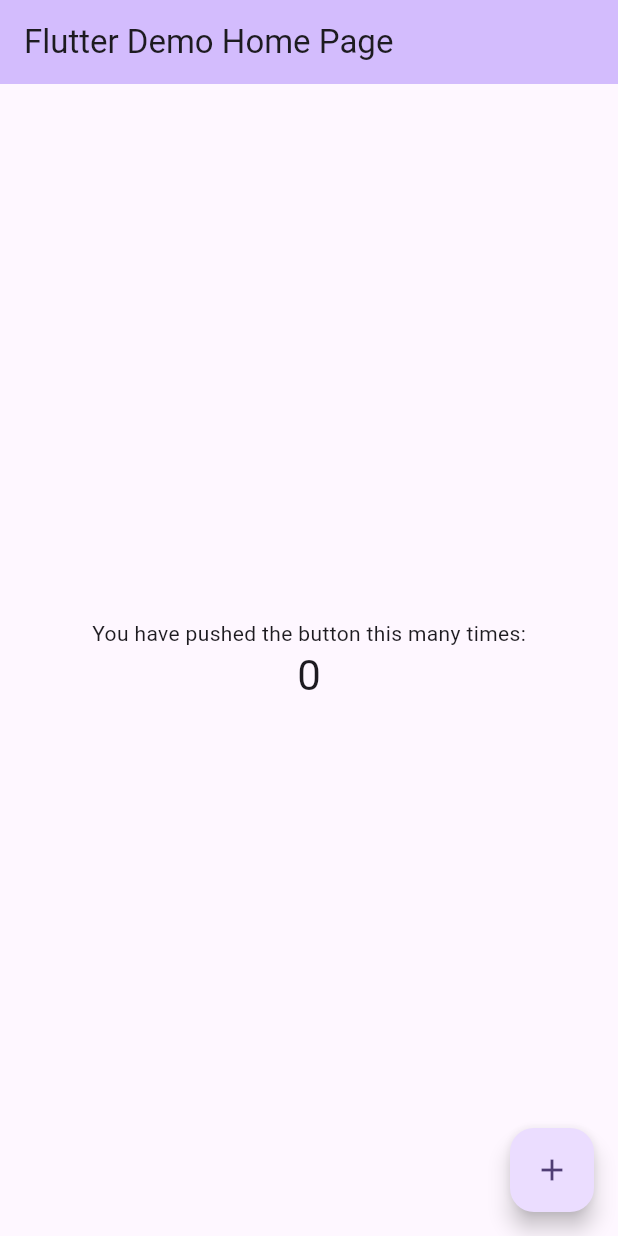
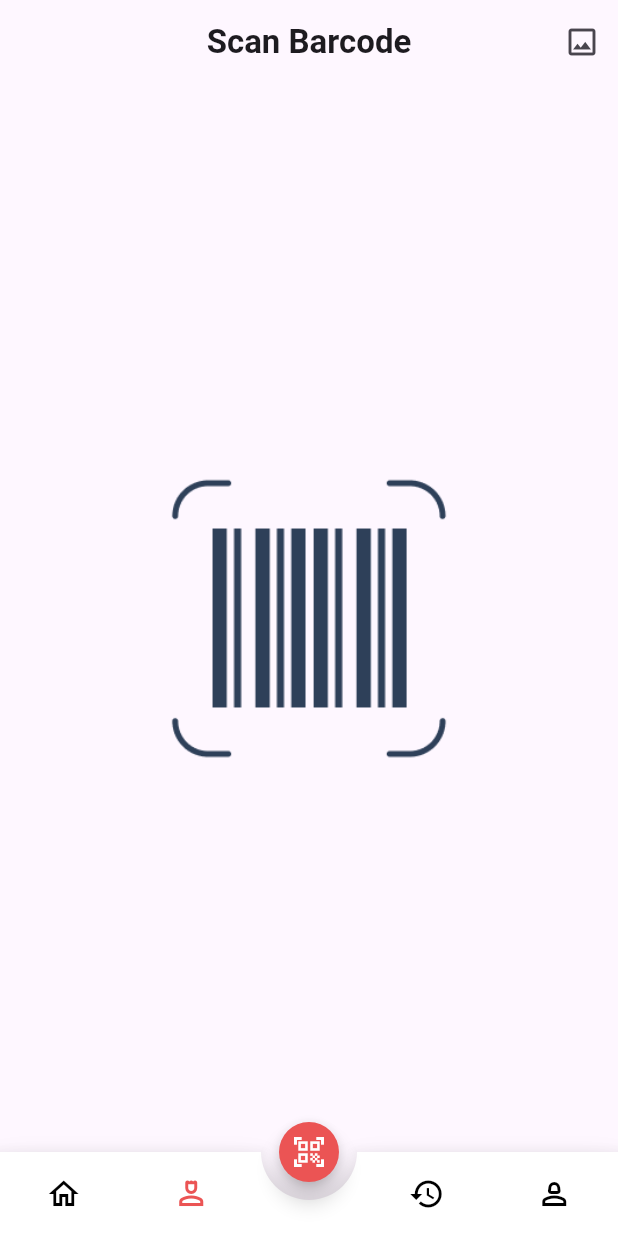
Before and after one commit to ammardev99/ClockMe, a Flutter app: the screen it shows after launch, on a phone screen of 412 x 824 dp. Run offline on Flutter 3.47's test engine with Material 3 defaults, Android fonts, the phone set to English and light mode, and no system bars; drawn by our look-alikes of animated_bottom_navigation_bar; our stand-ins replace get.

Commit message:
bottom bar & scan page

```diff
--- a/lib/main.dart
+++ b/lib/main.dart
@@ -1,4 +1,6 @@
+import 'package:clockme/modules/clockmeapp.dart';
 import 'package:flutter/material.dart';
+import 'package:get/get.dart';
 
 void main() {
   runApp(const MyApp());
@@ -7,119 +9,16 @@
 class MyApp extends StatelessWidget {
   const MyApp({super.key});
 
-  // This widget is the root of your application.
   @override
   Widget build(BuildContext context) {
-    return MaterialApp(
+    return GetMaterialApp(
+      debugShowCheckedModeBanner: false,
       title: 'Flutter Demo',
       theme: ThemeData(
-        // This is the theme of your application.
-        //
-        // TRY THIS: Try running your application with "flutter run". You'll see
-        // the application has a purple toolbar. Then, without quitting the app,
-        // try changing the seedColor in the colorScheme below to Colors.green
-        // and then invoke "hot reload" (save your changes or press the "hot
-        // reload" button in a Flutter-supported IDE, or press "r" if you used
-        // the command line to start the app).
-        //
-        // Notice that the counter didn't reset back to zero; the application
-        // state is not lost during the reload. To reset the state, use hot
-        // restart instead.
-        //
-        // This works for code too, not just values: Most code changes can be
-        // tested with just a hot reload.
         colorScheme: ColorScheme.fromSeed(seedColor: Colors.deepPurple),
         useMaterial3: true,
       ),
-      home: const MyHomePage(title: 'Flutter Demo Home Page'),
+      home: const ClockMeApp(),
     );
   }
 }
-
-class MyHomePage extends StatefulWidget {
-  const MyHomePage({super.key, required this.title});
-
-  // This widget is the home page of your application. It is stateful, meaning
-  // that it has a State object (defined below) that contains fields that affect
-  // how it looks.
-
-  // This class is the configuration for the state. It holds the values (in this
-  // case the title) provided by the parent (in this case the App widget) and
-  // used by the build method of the State. Fields in a Widget subclass are
-  // always marked "final".
-
-  final String title;
-
-  @override
-  State<MyHomePage> createState() => _MyHomePageState();
-}
-
-class _MyHomePageState extends State<MyHomePage> {
-  int _counter = 0;
-
-  void _incrementCounter() {
-    setState(() {
-      // This call to setState tells the Flutter framework that something has
-      // changed in this State, which causes it to rerun the build method below
-      // so that the display can reflect the updated values. If we changed
-      // _counter without calling setState(), then the build method would not be
-      // called again, and so nothing would appear to happen.
-      _counter++;
-    });
-  }
-
-  @override
-  Widget build(BuildContext context) {
-    // This method is rerun every time setState is called, for instance as done
-    // by the _incrementCounter method above.
-    //
-    // The Flutter framework has been optimized to make rerunning build methods
-    // fast, so that you can just rebuild anything that needs updating rather
-    // than having to individually change instances of widgets.
-    return Scaffold(
-      appBar: AppBar(
-        // TRY THIS: Try changing the color here to a specific color (to
-        // Colors.amber, perhaps?) and trigger a hot reload to see the AppBar
-        // change color while the other colors stay the same.
-        backgroundColor: Theme.of(context).colorScheme.inversePrimary,
-        // Here we take the value from the MyHomePage object that was created by
-        // the App.build method, and use it to set our appbar title.
-        title: Text(widget.title),
-      ),
-      body: Center(
-        // Center is a layout widget. It takes a single child and positions it
-        // in the middle of the parent.
-        child: Column(
-          // Column is also a layout widget. It takes a list of children and
-          // arranges them vertically. By default, it sizes itself to fit its
-          // children horizontally, and tries to be as tall as its parent.
-          //
-          // Column has various properties to control how it sizes itself and
-          // how it positions its children. Here we use mainAxisAlignment to
-          // center the children vertically; the main axis here is the vertical
-          // axis because Columns are vertical (the cross axis would be
-          // horizontal).
-          //
-          // TRY THIS: Invoke "debug painting" (choose the "Toggle Debug Paint"
-          // action in the IDE, or press "p" in the console), to see the
-          // wireframe for each widget.
-          mainAxisAlignment: MainAxisAlignment.center,
-          children: <Widget>[
-            const Text(
-              'You have pushed the button this many times:',
-            ),
-            Text(
-              '$_counter',
-              style: Theme.of(context).textTheme.headlineMedium,
-            ),
-          ],
-        ),
-      ),
-      floatingActionButton: FloatingActionButton(
-        onPressed: _incrementCounter,
-        tooltip: 'Increment',
-        child: const Icon(Icons.add),
-      ), // This trailing comma makes auto-formatting nicer for build methods.
-    );
-  }
-}
--- /dev/null
+++ b/lib/modules/clockmeapp.dart
@@ -0,0 +1,55 @@
+import 'package:animated_bottom_navigation_bar/animated_bottom_navigation_bar.dart';
+import 'package:clockme/modules/scan/view.dart';
+import 'package:flutter/material.dart';
+
+class ClockMeApp extends StatefulWidget {
+  const ClockMeApp({super.key});
+
+  @override
+  State<ClockMeApp> createState() => _ClockMeAppState();
+}
+
+class _ClockMeAppState extends State<ClockMeApp> {
+  Color primaryColor = const Color(0xFFEB5454);
+  final iconList = <IconData>[
+    Icons.home_outlined,
+    Icons.person_4_outlined,
+    Icons.history,
+    Icons.person_2_outlined,
+  ];
+  int _bottomNavIndex = 1;
+
+  @override
+  Widget build(BuildContext context) {
+    return SafeArea(
+      child: Scaffold(
+        body: ScanPage(),
+        floatingActionButton: FloatingActionButton(
+          onPressed: () {
+            setState(() {
+              _bottomNavIndex = -1;
+            });
+          },
+          mini: true,
+          backgroundColor: primaryColor,
+          shape: RoundedRectangleBorder(
+            borderRadius: BorderRadius.circular(100),
+          ),
+          child: const Icon(
+            Icons.qr_code_scanner,
+            color: Colors.white,
+          ),
+        ),
+        floatingActionButtonLocation: FloatingActionButtonLocation.centerDocked,
+        bottomNavigationBar: AnimatedBottomNavigationBar(
+          icons: iconList,
+          activeColor: primaryColor,
+          activeIndex: _bottomNavIndex,
+          gapLocation: GapLocation.center,
+          notchSmoothness: NotchSmoothness.smoothEdge,
+          onTap: (index) => setState(() => _bottomNavIndex = index),
+        ),
+      ),
+    );
+  }
+}
--- /dev/null
+++ b/lib/modules/scan/logic.dart
@@ -0,0 +1,7 @@
+import 'package:get/get.dart';
+
+import 'state.dart';
+
+class ScanLogic extends GetxController {
+  final ScanState state = ScanState();
+}
--- /dev/null
+++ b/lib/modules/scan/state.dart
@@ -0,0 +1,5 @@
+class ScanState {
+  ScanState() {
+    ///Initialize variables
+  }
+}
--- /dev/null
+++ b/lib/modules/scan/view.dart
@@ -0,0 +1,38 @@
+import 'package:flutter/material.dart';
+import 'package:get/get.dart';
+
+import 'logic.dart';
+
+class ScanPage extends StatelessWidget {
+  ScanPage({super.key});
+
+  final logic = Get.put(ScanLogic());
+  final state = Get.find<ScanLogic>().state;
+
+  @override
+  Widget build(BuildContext context) {
+    return Scaffold(
+        appBar: AppBar(
+          title: const Text(
+            "Scan Barcode",
+            style: TextStyle(fontWeight: FontWeight.bold),
+          ),
+          centerTitle: true,
+          actions: [
+            IconButton(
+              onPressed: () {},
+              icon: const Icon(Icons.image_outlined),
+            )
+          ],
+        ),
+        body: Center(
+          child: Container(
+            width: 220,
+            height: 220,
+            decoration: const BoxDecoration(
+                image: DecorationImage(
+                    image: AssetImage("assets/icons/png/scan.png"))),
+          ),
+        ));
+  }
+}
```
Also changed, not shown: pubspec.yaml (+6 -2 lines), assets/icons/png/scan.png (added), assets/icons/svg/scan-barcode-svgrepo-com 1.svg (added), pubspec.lock.
